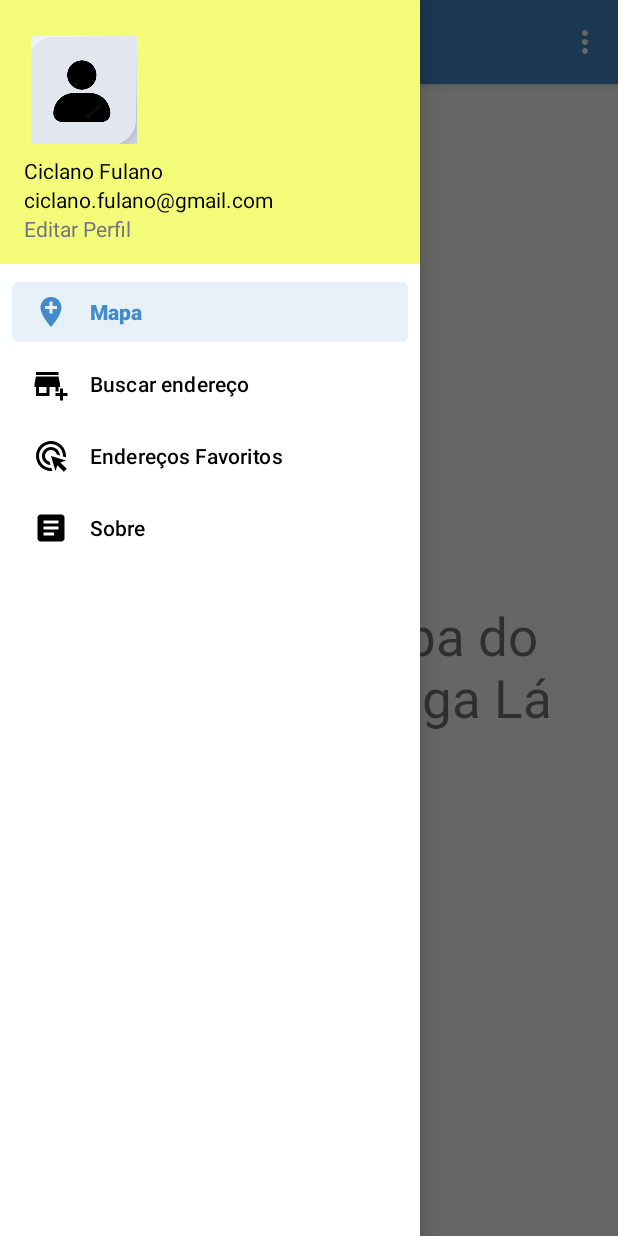
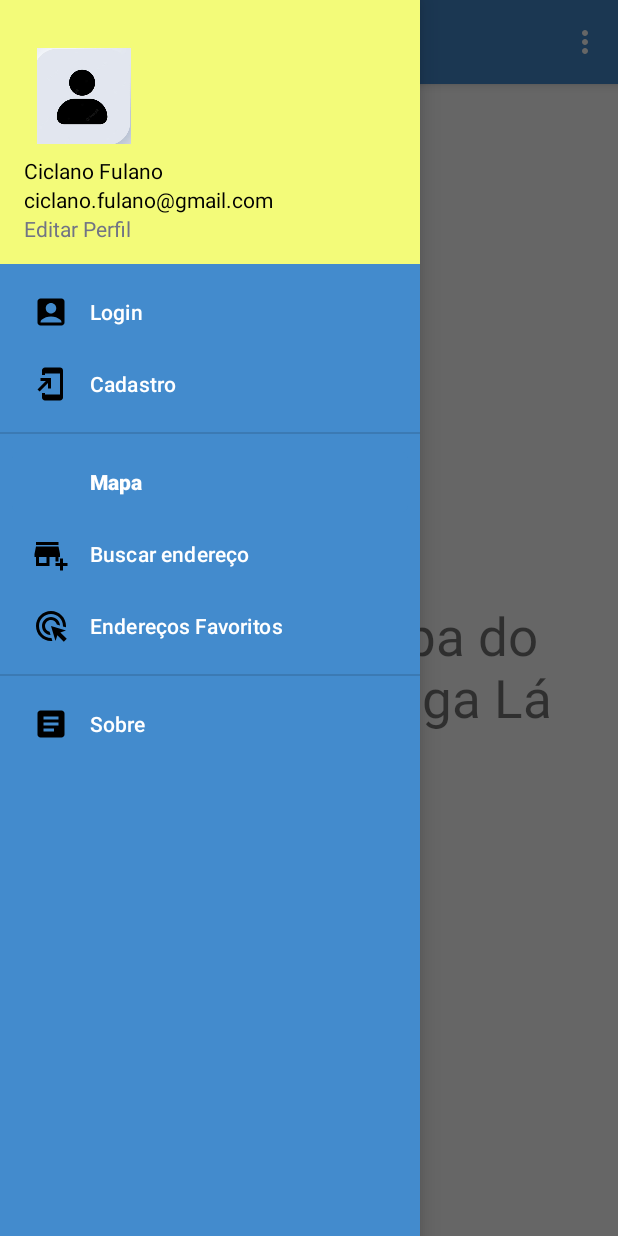
Before and after one commit to kelly-u/AlagaAquiAlagaLa, an Android app built with Jetpack Compose: the screen it shows after launch (MainActivity), with the side drawer open, on a phone screen of 412 x 824 dp. Run offline under Robolectric (Android 15) with nearby library versions, the phone set to English and light mode, and no system bars; our stand-ins replace navigation-ui.

Commit message:
Menu com cadastro e login (não funcional)

```diff
--- a/app/src/main/java/br/com/ifpe/gleicekelly/alagaaquialagala/MainActivity.kt
+++ b/app/src/main/java/br/com/ifpe/gleicekelly/alagaaquialagala/MainActivity.kt
@@ -1,9 +1,6 @@
 package br.com.ifpe.gleicekelly.alagaaquialagala
 
-import android.content.Intent
 import android.os.Bundle
-import android.os.Handler
-import android.os.Looper
 import android.view.Menu
 import com.google.android.material.navigation.NavigationView
 import androidx.navigation.findNavController
--- /dev/null
+++ b/app/src/main/res/drawable/ic_menu_cadastro.xml
@@ -0,0 +1,5 @@
+<vector xmlns:android="http://schemas.android.com/apk/res/android" android:autoMirrored="true" android:height="24dp" android:tint="#F3FB79" android:viewportHeight="24" android:viewportWidth="24" android:width="24dp">
+
+    <path android:fillColor="@android:color/white" android:pathData="M18,1.01L8,1c-1.1,0 -2,0.9 -2,2v3h2V5h10v14H8v-1H6v3c0,1.1 0.9,2 2,2h10c1.1,0 2,-0.9 2,-2V3c0,-1.1 -0.9,-1.99 -2,-1.99zM10,15h2V8H5v2h3.59L3,15.59 4.41,17 10,11.41z"/>
+
+</vector>
--- /dev/null
+++ b/app/src/main/res/drawable/ic_menu_login.xml
@@ -0,0 +1,5 @@
+<vector xmlns:android="http://schemas.android.com/apk/res/android" android:height="24dp" android:tint="#F3FB79" android:viewportHeight="24" android:viewportWidth="24" android:width="24dp">
+
+    <path android:fillColor="@android:color/white" android:pathData="M19,3H5C3.9,3 3,3.9 3,5v14c0,1.1 0.9,2 2,2h14c1.1,0 2,-0.9 2,-2V5C21,3.9 20.1,3 19,3zM12,6c1.93,0 3.5,1.57 3.5,3.5c0,1.93 -1.57,3.5 -3.5,3.5s-3.5,-1.57 -3.5,-3.5C8.5,7.57 10.07,6 12,6zM19,19H5v-0.23c0,-0.62 0.28,-1.2 0.76,-1.58C7.47,15.82 9.64,15 12,15s4.53,0.82 6.24,2.19c0.48,0.38 0.76,0.97 0.76,1.58V19z"/>
+
+</vector>
--- a/app/src/main/res/layout/activity_main.xml
+++ b/app/src/main/res/layout/activity_main.xml
@@ -20,6 +20,8 @@
         android:layout_height="match_parent"
         android:layout_gravity="start"
         android:fitsSystemWindows="true"
+        android:background="@color/blue"
+        app:itemTextColor="@color/white"
         app:headerLayout="@layout/nav_header_main"
         app:menu="@menu/activity_main_drawer" />
 </androidx.drawerlayout.widget.DrawerLayout>
--- a/app/src/main/res/layout/nav_header_main.xml
+++ b/app/src/main/res/layout/nav_header_main.xml
@@ -17,16 +17,16 @@
         android:layout_width="80dp"
         android:layout_height="80dp"
         android:contentDescription="@string/nav_header_desc"
-        android:paddingTop="@dimen/nav_header_vertical_spacing"
+        android:paddingTop="16dp"
         app:srcCompat="@drawable/fotoperfil" />
 
     <TextView
-        android:layout_width="match_parent"
+        android:layout_width="wrap_content"
         android:layout_height="wrap_content"
         android:paddingTop="@dimen/nav_header_vertical_spacing"
         android:text="Ciclano Fulano"
-        android:textColor="@color/black"
-        android:textAppearance="@style/TextAppearance.AppCompat.Body1" />
+        android:textAppearance="@style/TextAppearance.AppCompat.Body1"
+        android:textColor="@color/black" />
 
     <TextView
         android:id="@+id/textView"
@@ -36,7 +36,7 @@
         android:textColor="@color/black" />
 
     <TextView
-        android:layout_width="match_parent"
+        android:layout_width="wrap_content"
         android:layout_height="wrap_content"
         android:text="Editar Perfil"
         android:textColor="@color/gray" />
--- a/app/src/main/res/menu/activity_main_drawer.xml
+++ b/app/src/main/res/menu/activity_main_drawer.xml
@@ -3,7 +3,22 @@
     xmlns:tools="http://schemas.android.com/tools"
     tools:showIn="navigation_view">
 
-    <group android:checkableBehavior="single">
+    <group android:id="@+id/gpcadastro"
+        android:checkableBehavior="single">
+        <item
+            android:id="@+id/nav_login"
+            android:icon="@drawable/ic_menu_login"
+            android:title="Login" />
+
+        <item
+            android:id="@+id/nav_cadastro"
+            android:icon="@drawable/ic_menu_cadastro"
+            android:title="Cadastro" />
+    </group>
+
+
+    <group android:id="@+id/gpnavegacao"
+        android:checkableBehavior="single">
         <item
             android:id="@+id/nav_mapa"
             android:icon="@drawable/ic_menu_mapa"
@@ -16,6 +31,10 @@
             android:id="@+id/nav_enderecosfavoritos"
             android:icon="@drawable/ic_menu_enderecosfavoritos"
             android:title="Endereços Favoritos" />
+    </group>
+
+    <group android:id="@+id/gpsobre"
+        android:checkableBehavior="single">
         <item
             android:id="@+id/nav_sobre"
             android:icon="@drawable/ic_sobre"
```
Also changed, not shown: app/src/main/res/layout/activity_maps.xml (deleted, +0 -9 lines), app/src/main/res/layout/activity_splash_screen.xml (deleted, +0 -17 lines).
